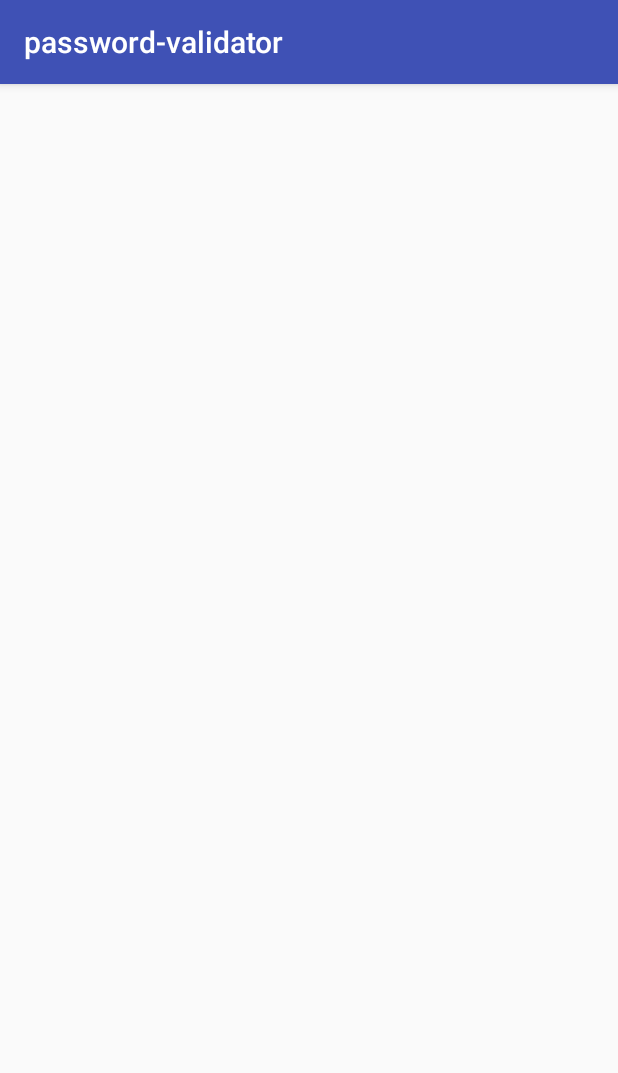
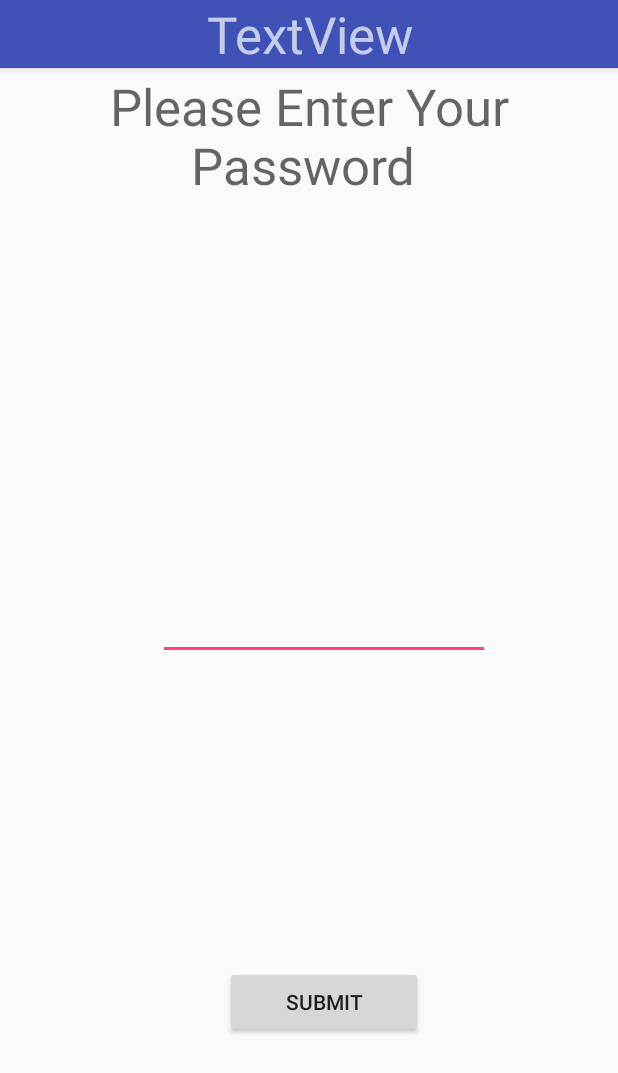
Before and after one commit to quaz450/password-validator, an Android app: the screen it shows after launch (mainActivity before the commit, PasswordValidator after it), on a phone screen of 412 x 824 dp. Shown: the top 1073 px of the screen. Run offline under Robolectric (Android 15) with nearby library versions, the phone set to English and light mode, and no system bars.

Commit message:
password validator aplication

```diff
--- a/app/build.gradle
+++ b/app/build.gradle
@@ -21,6 +21,8 @@ android {
 dependencies {
     implementation fileTree(dir: 'libs', include: ['*.jar'])
     implementation 'com.android.support:appcompat-v7:26.1.0'
+    implementation 'com.android.support.constraint:constraint-layout:1.0.2'
+    implementation 'com.android.support:design:26.1.0'
     testImplementation 'junit:junit:4.12'
     androidTestImplementation 'com.android.support.test:runner:1.0.1'
     androidTestImplementation 'com.android.support.test.espresso:espresso-core:3.0.1'
--- a/app/src/main/AndroidManifest.xml
+++ b/app/src/main/AndroidManifest.xml
@@ -9,10 +9,12 @@
         android:roundIcon="@mipmap/ic_launcher_round"
         android:supportsRtl="true"
         android:theme="@style/AppTheme">
-        <activity android:name=".mainActivity">
+        <activity
+            android:name=".PasswordValidator"
+            android:label="@string/title_activity_password_validator"
+            android:theme="@style/AppTheme.NoActionBar">
             <intent-filter>
                 <action android:name="android.intent.action.MAIN" />
-
                 <category android:name="android.intent.category.LAUNCHER" />
             </intent-filter>
         </activity>
--- a/app/src/main/java/com/example/jessi/password_validator/mainActivity.java
+++ /dev/null
@@ -1,12 +0,0 @@
-package com.example.jessi.password_validator;
-
-import android.support.v7.app.AppCompatActivity;
-import android.os.Bundle;
-
-public class mainActivity extends AppCompatActivity {
-
-    @Override
-    protected void onCreate(Bundle savedInstanceState) {
-        super.onCreate(savedInstanceState);
-    }
-}
--- /dev/null
+++ b/app/src/main/res/layout/activity_password_validator.xml
@@ -0,0 +1,33 @@
+<?xml version="1.0" encoding="utf-8"?>
+<android.support.design.widget.CoordinatorLayout xmlns:android="http://schemas.android.com/apk/res/android"
+    xmlns:app="http://schemas.android.com/apk/res-auto"
+    xmlns:tools="http://schemas.android.com/tools"
+    android:layout_width="match_parent"
+    android:layout_height="match_parent"
+    tools:context="com.example.jessi.password_validator.PasswordValidator">
+
+    <android.support.design.widget.AppBarLayout
+        android:layout_width="match_parent"
+        android:layout_height="wrap_content"
+        android:theme="@style/AppTheme.AppBarOverlay">
+
+        <TextView
+            android:id="@+id/textView"
+            android:layout_width="match_parent"
+            android:layout_height="match_parent"
+            android:layout_weight="1"
+            android:gravity="center"
+            android:text="TextView"
+            android:textAppearance="@style/TextAppearance.AppCompat.Display1"
+            android:visibility="visible"
+            tools:text="Password Validator" />
+
+    </android.support.design.widget.AppBarLayout>
+
+    <include
+        android:id="@+id/include"
+        layout="@layout/content_password_validator" />
+
+
+
+</android.support.design.widget.CoordinatorLayout>
--- /dev/null
+++ b/app/src/main/res/layout/content_password_validator.xml
@@ -0,0 +1,58 @@
+<?xml version="1.0" encoding="utf-8"?>
+<android.support.constraint.ConstraintLayout xmlns:android="http://schemas.android.com/apk/res/android"
+    xmlns:app="http://schemas.android.com/apk/res-auto"
+    xmlns:tools="http://schemas.android.com/tools"
+    android:layout_width="match_parent"
+    android:layout_height="match_parent"
+    app:layout_behavior="@string/appbar_scrolling_view_behavior"
+    tools:context="com.example.jessi.password_validator.PasswordValidator"
+    tools:showIn="@layout/activity_password_validator">
+
+    <EditText
+        android:id="@+id/passwordField"
+        android:layout_width="0dp"
+        android:layout_height="wrap_content"
+        android:layout_marginBottom="22dp"
+        android:layout_marginEnd="85dp"
+        android:layout_marginStart="85dp"
+        android:layout_marginTop="77dp"
+        android:ems="10"
+        android:inputType="textPassword"
+        app:layout_constraintBottom_toTopOf="@+id/submitPassword"
+        app:layout_constraintEnd_toEndOf="parent"
+        app:layout_constraintStart_toEndOf="@+id/guideline"
+        app:layout_constraintTop_toBottomOf="@+id/passwordStrength" />
+
+    <Button
+        android:id="@+id/submitPassword"
+        android:layout_width="0dp"
+        android:layout_height="wrap_content"
+        android:layout_marginBottom="132dp"
+        android:layout_marginEnd="130dp"
+        android:layout_marginStart="130dp"
+        android:onClick="submitPassword"
+        android:text="Submit"
+        app:layout_constraintBottom_toBottomOf="parent"
+        app:layout_constraintEnd_toEndOf="parent"
+        app:layout_constraintHorizontal_bias="0.042"
+        app:layout_constraintStart_toEndOf="@+id/guideline" />
+
+    <TextView
+        android:id="@+id/passwordStrength"
+        android:layout_width="0dp"
+        android:layout_height="90dp"
+        android:gravity="center"
+        android:text="Please Enter Your Password "
+        android:textAppearance="@style/TextAppearance.AppCompat.Display1"
+        app:layout_constraintEnd_toEndOf="parent"
+        app:layout_constraintHorizontal_bias="1.0"
+        app:layout_constraintStart_toStartOf="parent"
+        tools:layout_editor_absoluteY="72dp" />
+
+    <android.support.constraint.Guideline
+        android:id="@+id/guideline"
+        android:layout_width="wrap_content"
+        android:layout_height="wrap_content"
+        android:orientation="vertical"
+        app:layout_constraintGuide_begin="20dp" />
+</android.support.constraint.ConstraintLayout>
--- /dev/null
+++ b/app/src/main/res/values/dimens.xml
@@ -0,0 +1,3 @@
+<resources>
+    <dimen name="fab_margin">16dp</dimen>
+</resources>
--- a/app/src/main/res/values/strings.xml
+++ b/app/src/main/res/values/strings.xml
@@ -1,3 +1,4 @@
 <resources>
     <string name="app_name">password-validator</string>
+    <string name="title_activity_password_validator">PasswordValidator</string>
 </resources>
--- a/app/src/main/res/values/styles.xml
+++ b/app/src/main/res/values/styles.xml
@@ -8,4 +8,13 @@
         <item name="colorAccent">@color/colorAccent</item>
     </style>
 
+    <style name="AppTheme.NoActionBar">
+        <item name="windowActionBar">false</item>
+        <item name="windowNoTitle">true</item>
+    </style>
+
+    <style name="AppTheme.AppBarOverlay" parent="ThemeOverlay.AppCompat.Dark.ActionBar" />
+
+    <style name="AppTheme.PopupOverlay" parent="ThemeOverlay.AppCompat.Light" />
+
 </resources>
```
Also changed, not shown: app/src/main/java/com/example/jessi/password_validator/PasswordValidator.java (added, +60 -0 lines), app/src/main/java/com/example/jessi/password_validator/Validator.java (deleted, +0 -36 lines), 35 other files.
